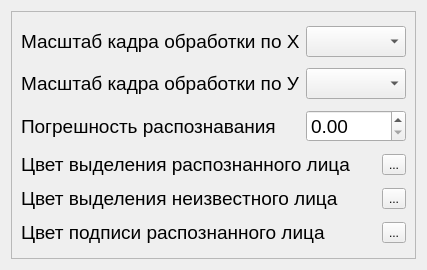
Before: the Qt Designer form src/view/SecondForm.ui in tech-veteran71/Face-Recognition, drawn with Qt 5.
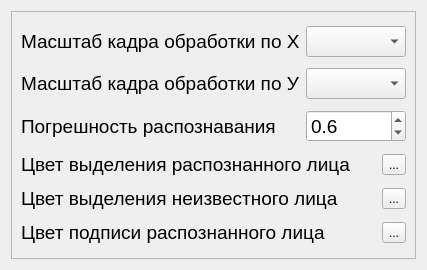
After: the same form once the commit is applied.

Commit message: added step,default value and bounds for double-spin box

Diff of the .ui file:
```diff
--- a/src/view/SecondForm.ui
+++ b/src/view/SecondForm.ui
@@ -96,6 +96,18 @@
             <pointsize>14</pointsize>
            </font>
           </property>
+          <property name="decimals">
+           <number>1</number>
+          </property>
+          <property name="maximum">
+           <double>1.000000000000000</double>
+          </property>
+          <property name="singleStep">
+           <double>0.100000000000000</double>
+          </property>
+          <property name="value">
+           <double>0.600000000000000</double>
+          </property>
          </widget>
         </item>
        </layout>
```
The commit also changes 1 other file.
